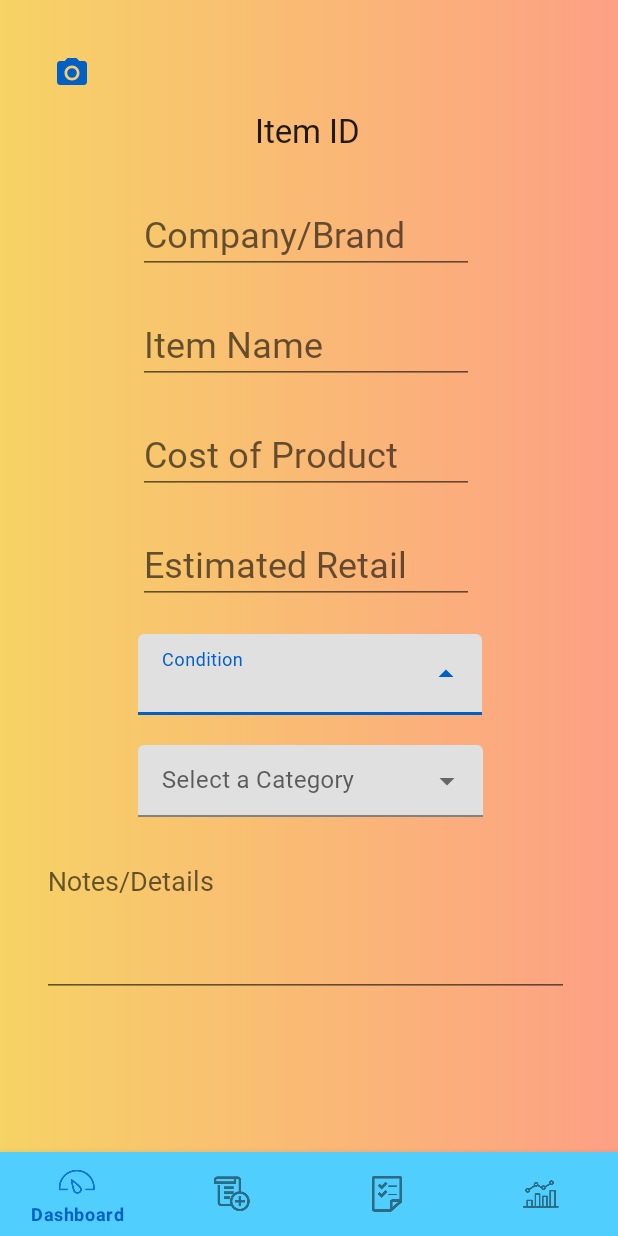
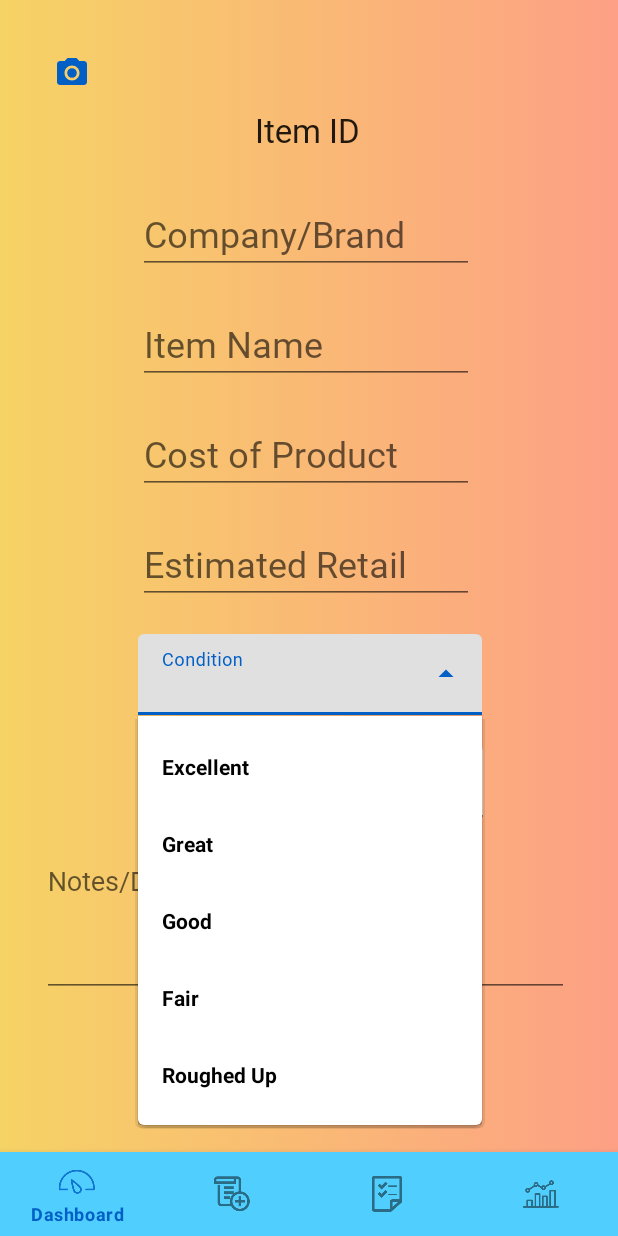
Before and after one commit to Teggenberg/NardDogsApp, an Android app: the ItemList screen opened directly, with no data from a screen before it, after a tap on an icon or button, on a phone screen of 412 x 824 dp. Run offline under Robolectric (Android 15) with nearby library versions, the phone set to English and light mode, and no system bars.

Commit message:
Camera without save picture

```diff
--- a/app/src/main/java/com/example/narddogsinventory/ItemList.kt
+++ b/app/src/main/java/com/example/narddogsinventory/ItemList.kt
@@ -1,38 +1,57 @@
 package com.example.narddogsinventory
 
+import android.annotation.SuppressLint
 import android.content.Intent
 import androidx.appcompat.app.AppCompatActivity
 import android.os.Bundle
+import android.os.DropBoxManager
 import android.provider.MediaStore
 import android.widget.ArrayAdapter
 import android.widget.AutoCompleteTextView
 import android.widget.Button
 import androidx.core.content.ContentProviderCompat.requireContext
+import com.google.android.material.navigation.NavigationBarView
 
 class ItemList : AppCompatActivity() {
 
-
+    @SuppressLint("MissingInflatedId")
     override fun onCreate(savedInstanceState: Bundle?) {
         super.onCreate(savedInstanceState)
-
-        /*val coItems = arrayOf("Option1","Option2")
-        val adapter = ArrayAdapter(this,R.layout.dropdown_text,coItems)
-        val autoCompleteTextView = findViewById<AutoCompleteTextView>(R.id.etDropDownCon)
-        autoCompleteTextView.setAdapter(adapter)*/
+        setContentView(R.layout.activity_item_list)
 
 
-        setContentView(R.layout.activity_item_list)
-    }
+//      CONDITIONS
+        // get reference to the string array that we just created
+        val con = resources.getStringArray(R.array.conditions)
+        // create an array adapter and pass the required parameter
+        // in our case pass the context, drop down layout , and array.
+        val arrayAdapter = ArrayAdapter(this, R.layout.dropdown_text, con)
+        // get reference to the autocomplete text view
+        val autocompleteTV = findViewById<AutoCompleteTextView>(R.id.etDropDownCon)
+        // set adapter to the autocomplete tv to the arrayAdapter
+        autocompleteTV.setAdapter(arrayAdapter)
 
-    private fun useCamera(){
+//      CATEGORIES
+        // get reference to the string array that we just created
+        val cat = resources.getStringArray(R.array.categories)
+        // create an array adapter and pass the required parameter
+        // in our case pass the context, drop down layout , and array.
+        val adapter = ArrayAdapter(this, R.layout.dropdown_text, cat)
+        // get reference to the autocomplete text view
+        val auto = findViewById<AutoCompleteTextView>(R.id.etDropDownBox)
+        // set adapter to the autocomplete tv to the arrayAdapter
+        auto.setAdapter(adapter)
 
-        findViewById<Button>(R.id.opCamera).setOnClickListener {
-            if (it.callOnClick()) {
-                var intent = Intent(MediaStore.ACTION_IMAGE_CAPTURE)
-                startActivity(intent)
-            }
+
+//      Open CAMERA
+
+        findViewById<Button>(R.id.opCamera).setOnClickListener{
+
+            var intent = Intent(MediaStore.ACTION_IMAGE_CAPTURE)
+            startActivity(intent)
         }
 
     }
 
+
 }
--- /dev/null
+++ b/app/src/main/res/layout/dropdown_text.xml
@@ -0,0 +1,9 @@
+<TextView
+    xmlns:android="http://schemas.android.com/apk/res/android"
+    android:id="@+id/textView"
+    android:layout_width="match_parent"
+    android:textColor="@color/black"
+    android:textStyle="bold"
+    android:padding="16dp"
+    android:layout_height="wrap_content"
+    android:text="TextView" />
--- a/app/src/main/res/values/strings.xml
+++ b/app/src/main/res/values/strings.xml
@@ -2,4 +2,21 @@
     <string name="app_name">Nard Dogs Inventory</string>
     <!-- TODO: Remove or change this placeholder text -->
     <string name="hello_blank_fragment">Hello blank fragment</string>
+
+    <string-array name="conditions">
+        <item>Excellent</item>
+        <item>Great</item>
+        <item>Good</item>
+        <item>Fair</item>
+        <item>Roughed Up</item>
+    </string-array>
+
+    <string-array name="categories">
+        <item>Electronics</item>
+        <item>Apparel</item>
+        <item>Media</item>
+        <item>Furniture/Appliances</item>
+        <item>Collectibles</item>
+        <item>Other</item>
+    </string-array>
 </resources>
```
